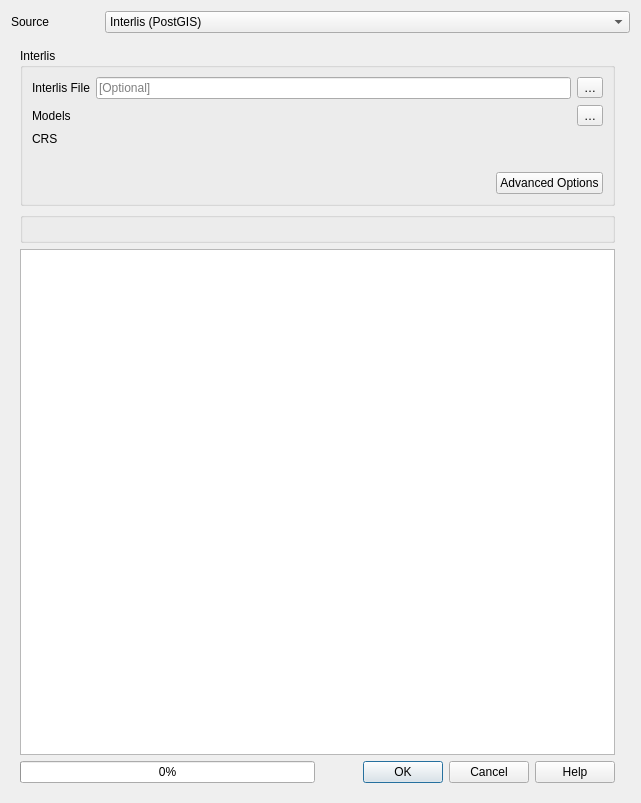
Qt form QgisModelBaker/ui/generate_project.ui (opengisch/QgisModelBaker) before a commit.
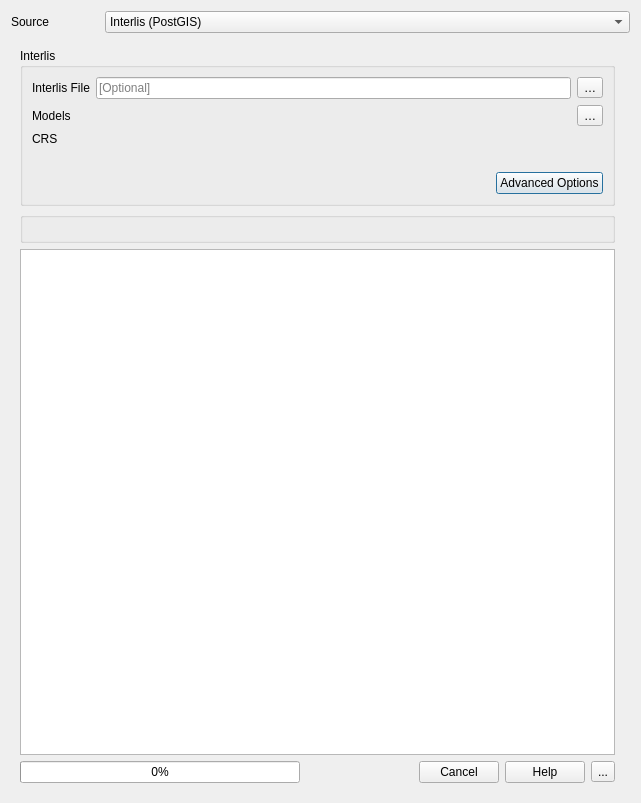
The same form after that commit. Custom widgets are drawn as their Qt base class.

Commit message: Edit Command Dialog opens on toolbutton in the generate project dialog After editing the ili2db command the command can be run. It creates the db accordingly. The Project is generated accordingly but takes the db parameters from the GUI (though they are changed in the command).

```diff
--- a/QgisModelBaker/ui/generate_project.ui
+++ b/QgisModelBaker/ui/generate_project.ui
@@ -210,7 +210,14 @@
             <enum>Qt::Horizontal</enum>
            </property>
            <property name="standardButtons">
-            <set>QDialogButtonBox::Cancel|QDialogButtonBox::Help|QDialogButtonBox::Ok</set>
+            <set>QDialogButtonBox::Cancel|QDialogButtonBox::Help</set>
+           </property>
+          </widget>
+         </item>
+         <item>
+          <widget class="QToolButton" name="create_tool_button">
+           <property name="text">
+            <string>...</string>
            </property>
           </widget>
          </item>
```
Left out of the diff: 52 changed lines with no effect on the pictures. The commit also changes 4 other files.
